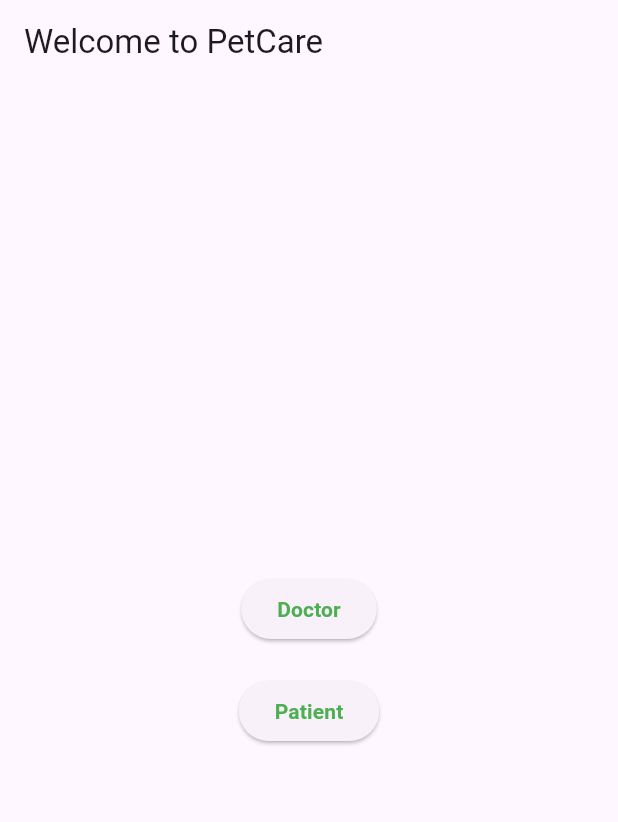
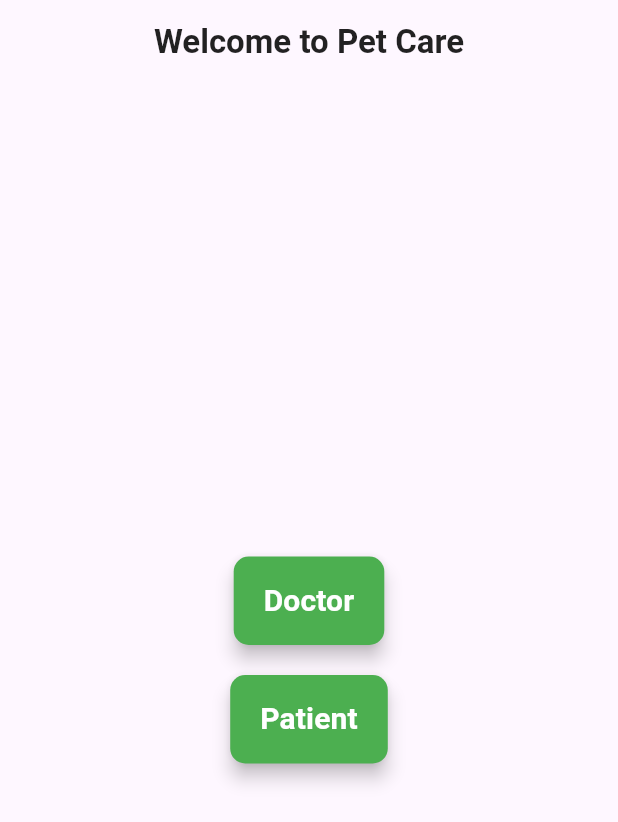
Before and after one commit to asifjahan1/Pet-Care-App, a Flutter app: the screen it shows after launch, on a phone screen of 412 x 824 dp. Shown: the top 822 px of the screen. Run offline on Flutter 3.47's test engine with Material 3 defaults, Android fonts, the phone set to English and light mode, and no system bars; our stand-ins replace cloud_firestore, firebase_auth, firebase_core; accounts and stored records are empty.

```diff
--- a/pet_care_app/lib/Pages/welcome_page.dart
+++ b/pet_care_app/lib/Pages/welcome_page.dart
@@ -14,14 +14,25 @@ class _WelcomePageState extends State<WelcomePage> {
   Widget build(BuildContext context) {
     return Scaffold(
       appBar: AppBar(
-        title: Text('Welcome to PetCare'),
+        title: Text(
+          'Welcome to Pet Care',
+          style: TextStyle(
+            fontWeight: FontWeight.bold,
+            color: Colors.black87,
+          ),
+        ),
+        centerTitle: true,
       ),
       body: Center(
         child: Column(
           mainAxisAlignment: MainAxisAlignment.center,
           children: [
-            ElevatedButton(
-              onPressed: () {
+            MaterialButton(
+              elevation: 5,
+              color: Colors.green,
+              padding: const EdgeInsets.fromLTRB(20, 15, 20, 15),
+              //minWidth: MediaQuery.of(context).size.width,
+              onPressed: () async {
                 Navigator.push(
                   context,
                   MaterialPageRoute(
@@ -30,27 +41,62 @@ class _WelcomePageState extends State<WelcomePage> {
                   ),
                 );
               },
+              shape: RoundedRectangleBorder(
+                borderRadius: BorderRadius.circular(10),
+              ),
               child: const Text(
-                'Doctor',
+                "Doctor",
+                textAlign: TextAlign.center,
                 style: TextStyle(
-                  color: Colors.green,
+                  fontSize: 20,
+                  color: Colors.white,
                   fontWeight: FontWeight.bold,
                 ),
               ),
             ),
+
+            // ElevatedButton(
+            // onPressed: () {
+            //   Navigator.push(
+            //     context,
+            //     MaterialPageRoute(
+            //       builder: (context) => const DoctorRegistration(
+            //           key: Key('doctor_registration')),
+            //     ),
+            //   );
+            //   },
+            //   child: const Text(
+            //     'Doctor',
+            //     style: TextStyle(
+            //       color: Colors.green,
+            //       fontWeight: FontWeight.bold,
+            //     ),
+            //   ),
+            // ),
             const SizedBox(height: 20),
-            ElevatedButton(
-              onPressed: () {
+            MaterialButton(
+              elevation: 5,
+              color: Colors.green,
+              padding: const EdgeInsets.fromLTRB(20, 15, 20, 15),
+              //minWidth: MediaQuery.of(context).size.width,
+              onPressed: () async {
                 Navigator.push(
                   context,
                   MaterialPageRoute(
-                      builder: (context) => const PatientsRegistration()),
+                    builder: (context) => const PatientsRegistration(
+                        key: Key('patients_registration')),
+                  ),
                 );
               },
+              shape: RoundedRectangleBorder(
+                borderRadius: BorderRadius.circular(10),
+              ),
               child: const Text(
-                'Patient',
+                "Patient",
+                textAlign: TextAlign.center,
                 style: TextStyle(
-                  color: Colors.green,
+                  fontSize: 20,
+                  color: Colors.white,
                   fontWeight: FontWeight.bold,
                 ),
               ),
```
